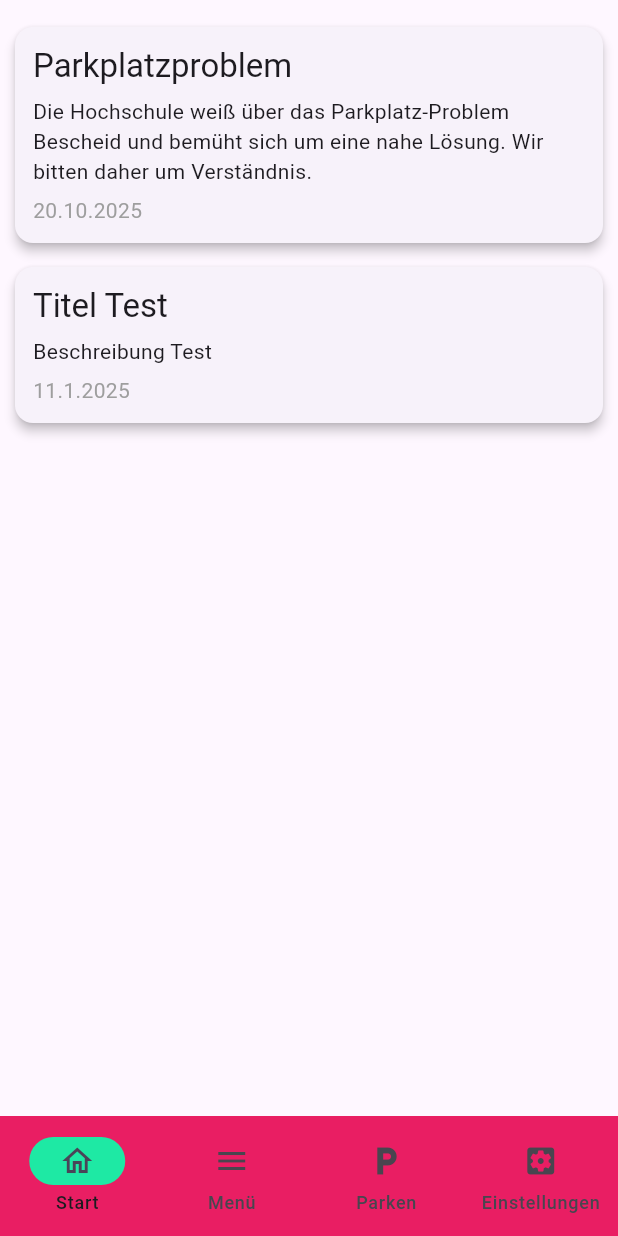
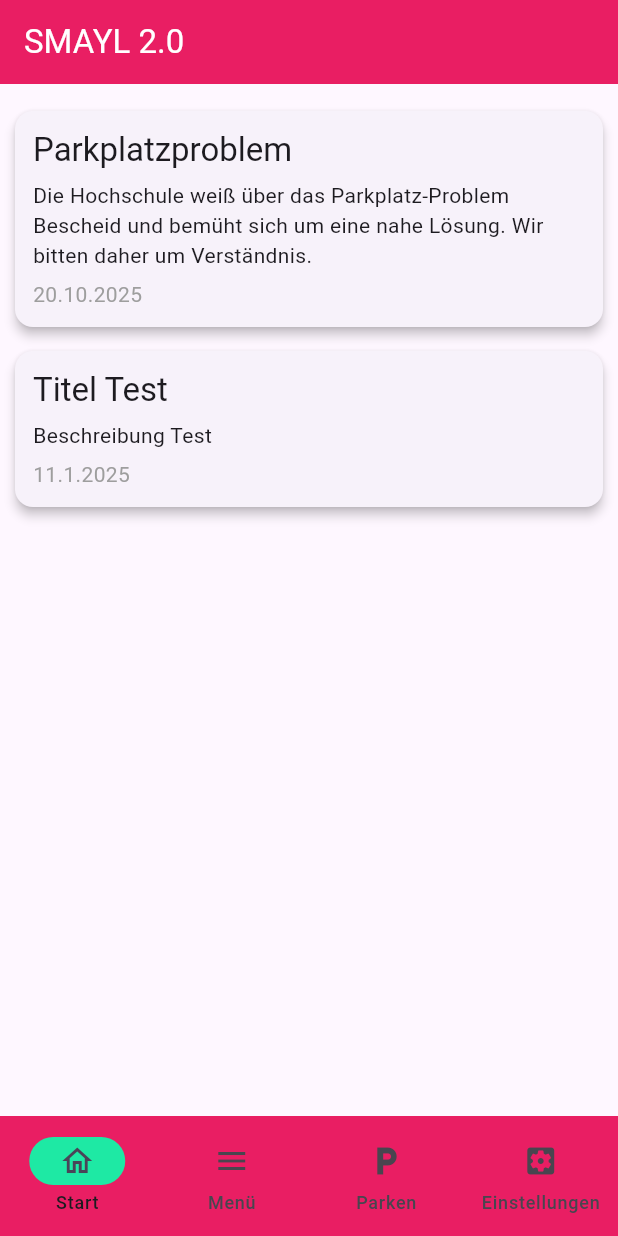
Before and after one commit to realEntwickler/smayl-app, a Flutter app: the screen it shows after launch, on a phone screen of 412 x 824 dp. Run offline on Flutter 3.47's test engine with Material 3 defaults, Android fonts, the phone set to English and light mode, and no system bars.

Commit message:
added an AppBar to the top of the app
Signed-off-by: realEntwickler <nils@familieeberhardt.de>

```diff
--- a/lib/pages/HomeWidget.dart
+++ b/lib/pages/HomeWidget.dart
@@ -65,6 +65,11 @@ class _HomeWidgetState extends State<HomeWidget> {
         selectedIndex: pageIndex,
       ),
       body: pages[pageIndex],
+      appBar: AppBar(
+        title: Text("SMAYL 2.0"),
+        backgroundColor: Colors.pink,
+        foregroundColor: Colors.white,
+      ),
     );
   }
 }
```
